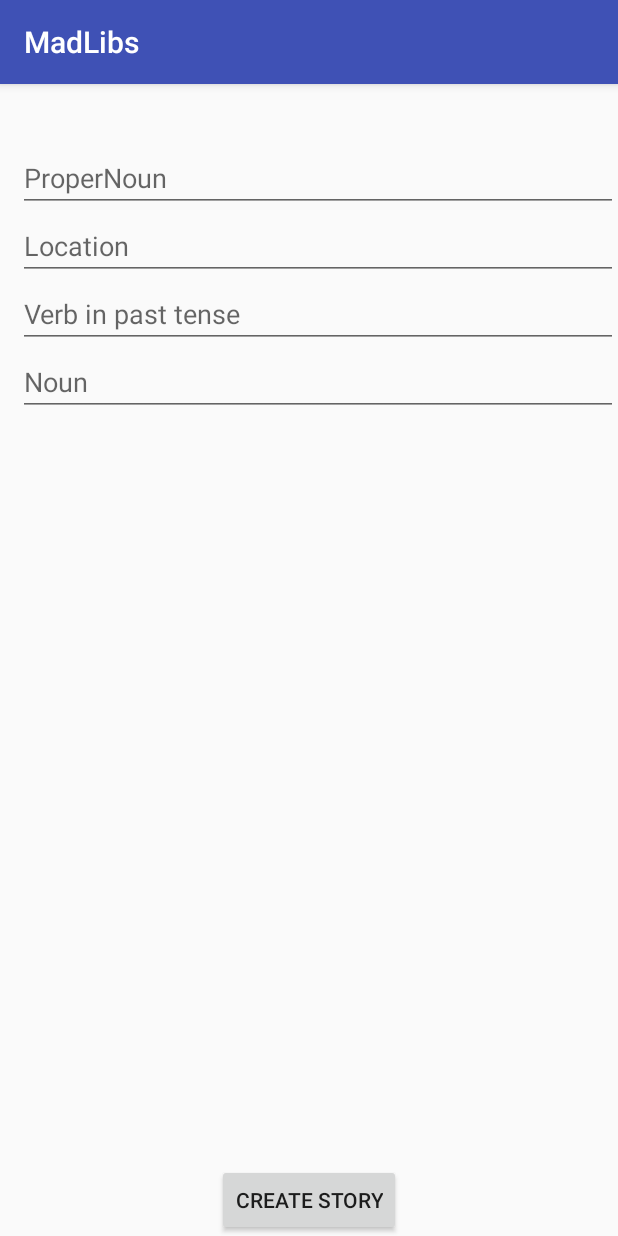
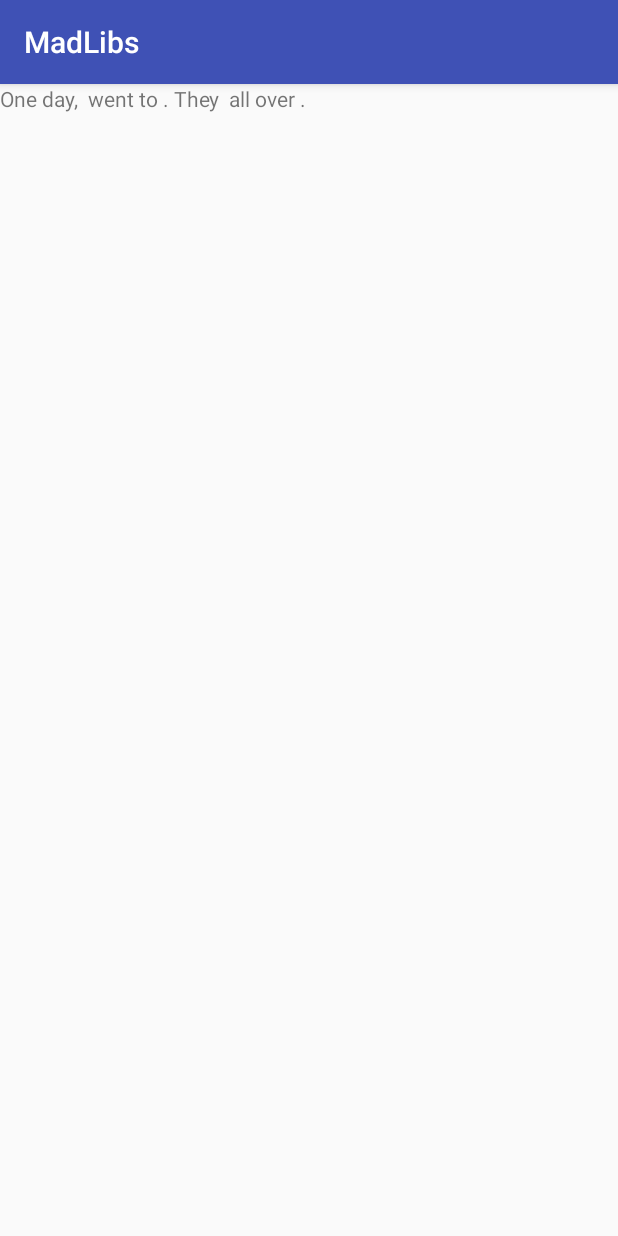
Before and after one commit to Atticus29/MadLibs, an Android app: the screen it shows after launch (MainActivity before the commit, StoryActivity after it), after a tap on "CREATE STORY", on a phone screen of 412 x 824 dp. Run offline under Robolectric (Android 15) with nearby library versions, the phone set to English and light mode, and no system bars; our stand-ins replace ButterKnife.

Commit message:
add intent and lots of other code to fetch arrayList in story display

```diff
--- a/app/src/main/java/com/epicodus/madlibs/MainActivity.java
+++ b/app/src/main/java/com/epicodus/madlibs/MainActivity.java
@@ -10,6 +10,7 @@ import android.view.View;
 import android.widget.Button;
 import android.widget.EditText;
 import android.widget.GridView;
+import android.widget.LinearLayout;
 
 import java.util.ArrayList;
 import java.util.Arrays;
@@ -21,17 +22,17 @@ public class MainActivity extends AppCompatActivity implements View.OnClickListe
     @Bind(R.id.makeStoryButton) Button mMakeStoryButton;
     @Bind(R.id.baseGridView) GridView gridView;
 
+
     @Override
     protected void onCreate(Bundle savedInstanceState) {
         super.onCreate(savedInstanceState);
         setContentView(R.layout.activity_main);
         ButterKnife.bind(this);
+        Typeface typeface = Typeface.createFromAsset(getAssets(), "fonts/scififont.TTF");
         Resources res = getResources();
         String [] userPrompts = res.getStringArray(R.array.user_input);
-        Typeface typeface = Typeface.createFromAsset(getAssets(), "fonts/scififont.TTF");
 //        gridView.setAdapter(new InputFieldAdapter(this, userPrompts, typeface));
         gridView.setAdapter(new EditFieldAdapter(this, userPrompts));
-
         mMakeStoryButton.setOnClickListener(this);
     }
 
@@ -42,12 +43,14 @@ public class MainActivity extends AppCompatActivity implements View.OnClickListe
             Resources res = getResources();
             String [] userPrompts = res.getStringArray(R.array.user_input);
             Log.d("userPrompts?", Arrays.toString(userPrompts));
-//            for(int i = 0; i<userPrompts.length; i++)
-//            Bundle extras = new Bundle();
-//            extras.putString("noun", noun);
-//            Intent intent = new Intent(MainActivity.this, StoryActivity.class);
-//            intent.putExtras(extras);
-//            startActivity(intent);
+            for(int i = 0; i<userPrompts.length; i++){
+                LinearLayout listLayout = (LinearLayout) gridView.getChildAt(i);
+                EditText editField = (EditText) listLayout.getChildAt(0);
+                allFields.add(editField.getText().toString());
+            }
+            Intent intent = new Intent(MainActivity.this, StoryActivity.class);
+            intent.putStringArrayListExtra("allFields", allFields);
+            startActivity(intent);
         }
     }
 }
--- a/app/src/main/java/com/epicodus/madlibs/StoryActivity.java
+++ b/app/src/main/java/com/epicodus/madlibs/StoryActivity.java
@@ -1,11 +1,14 @@
 package com.epicodus.madlibs;
 
 import android.content.Intent;
+import android.content.res.Resources;
 import android.support.v7.app.AppCompatActivity;
 import android.os.Bundle;
 import android.util.Log;
 import android.widget.EditText;
 import android.widget.TextView;
+
+import java.util.ArrayList;
 
 import butterknife.Bind;
 import butterknife.ButterKnife;
@@ -17,12 +20,11 @@ public class StoryActivity extends AppCompatActivity {
         super.onCreate(savedInstanceState);
         setContentView(R.layout.activity_story);
         ButterKnife.bind(this);
-        Bundle extras = getIntent().getExtras();
-        String properNoun = extras.getString("properNoun");
-        String location = extras.getString("location");
-        String verb = extras.getString("verb");
-        String noun = extras.getString("noun");
-        String story = String.format("One day, %s went to %s. They %s all over %s.", properNoun, location, verb, noun);
+        Intent intent = getIntent();
+        ArrayList<String> allFields = intent.getStringArrayListExtra("allFields");
+        Resources res = getResources();
+        String storyString = res.getString(R.string.story_string);
+        String story = String.format(storyString, allFields.toArray());
         Log.d("story", story);
         mTextView.setText(story);
     }
```
